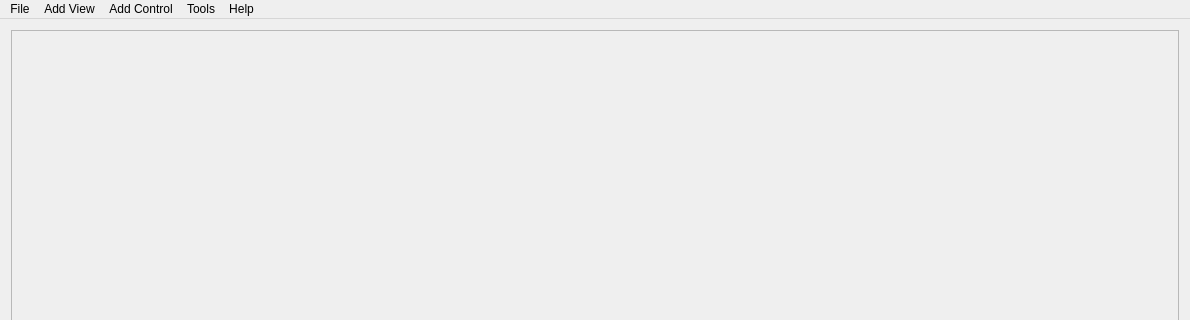
First picture: the form in ui/mainwindow.ui, repository JFDuval/flexsea-plan, before the edit; both pictures show x 0 to 1190 and y 0 to 320 of the 1190 by 867 pixel window.
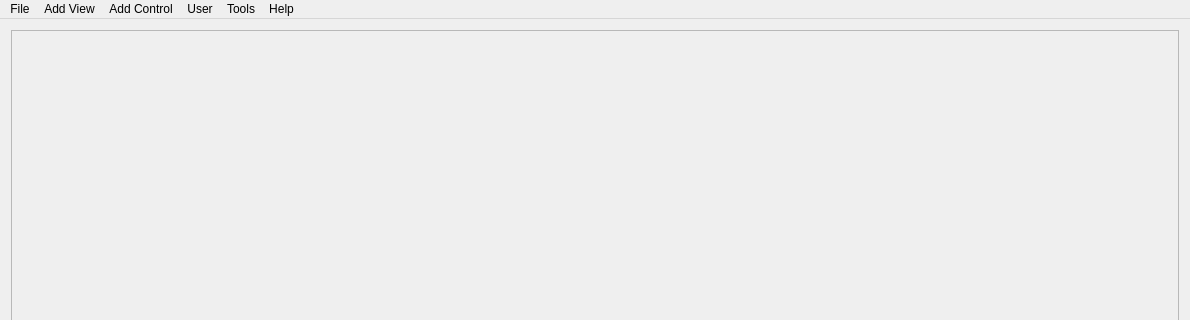
Second picture: the form after the edit.

Commit message: Moved RIC/NU from Add View to User (new option)

```diff
--- a/ui/mainwindow.ui
+++ b/ui/mainwindow.ui
@@ -119,9 +119,16 @@
     <addaction name="actionCalibration"/>
     <addaction name="actionConverter"/>
    </widget>
+   <widget class="QMenu" name="menuUser">
+    <property name="title">
+     <string>User</string>
+    </property>
+    <addaction name="actionRIC_NU_Knee"/>
+   </widget>
    <addaction name="menuFile"/>
    <addaction name="menuView"/>
    <addaction name="menuControl"/>
+   <addaction name="menuUser"/>
    <addaction name="menuTools"/>
    <addaction name="menuHelp"/>
   </widget>
```
Left out of the diff: 2 changed lines with no effect on the pictures.
